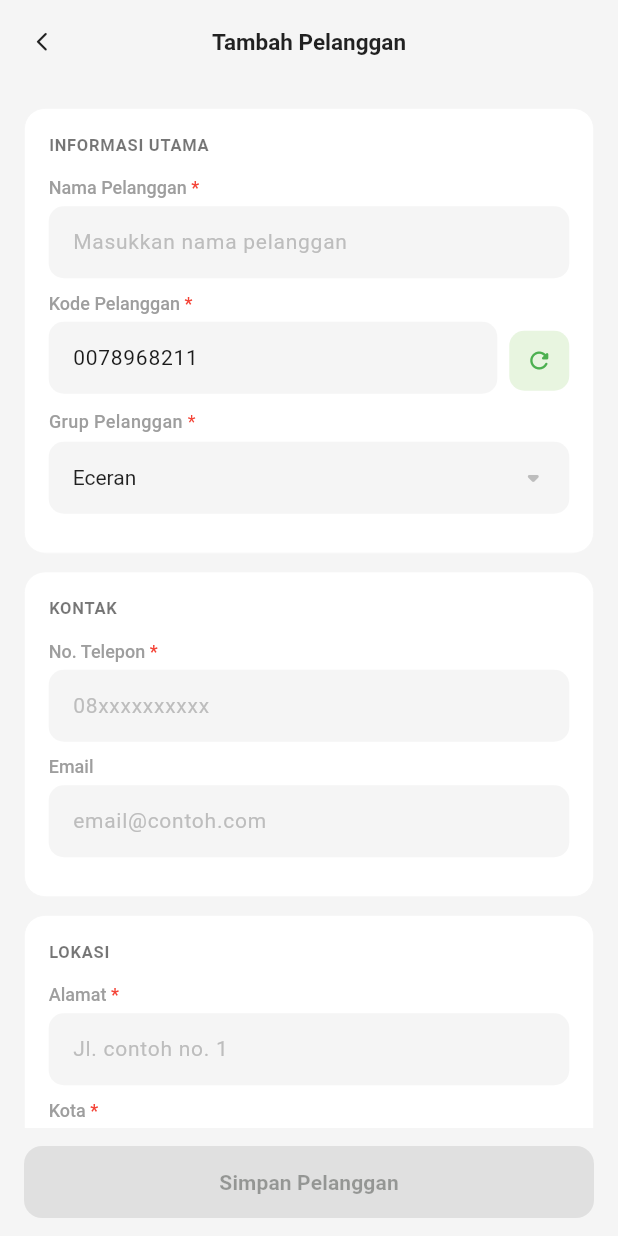
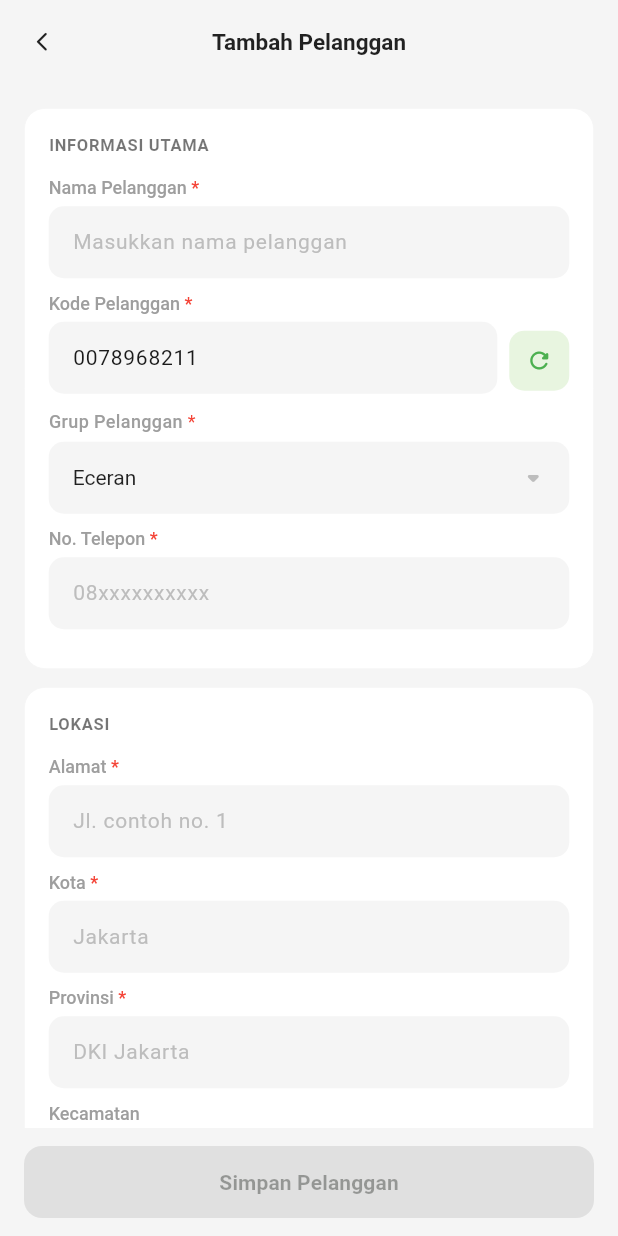
Before and after one commit to nathnia/senkuko-admin, a Flutter app: the CustomerFormPage screen opened by its route, on a phone screen of 412 x 824 dp. Run offline on Flutter 3.47's test engine with Material 3 defaults, Android fonts, the phone set to English and light mode, and no system bars; our stand-ins replace connectivity_plus, file_picker, flutter_dotenv, fluttertoast, get, get_storage and 3 more; missing offline and left inert: excel; accounts and stored records are empty; network calls fail.

Commit message:
remove email field from form, controller, and model

```diff
--- a/lib/features/customers/customer_card.dart
+++ b/lib/features/customers/customer_card.dart
@@ -230,9 +230,6 @@ class _SubInfo extends StatelessWidget {
     if (customer.phone != null && customer.phone!.isNotEmpty) {
       parts.add(customer.phone!);
     }
-    if (customer.email != null && customer.email!.isNotEmpty) {
-      parts.add(customer.email!);
-    }
     if (parts.isEmpty) return const SizedBox.shrink();
     return Text(
       parts.join('  ·  '),
--- a/lib/features/customers/customer_controller.dart
+++ b/lib/features/customers/customer_controller.dart
@@ -26,7 +26,6 @@ class CustomerController extends GetxController {
   final nameC = TextEditingController();
   final codeC = TextEditingController();
   final phoneC = TextEditingController();
-  final emailC = TextEditingController();
   final addressC = TextEditingController();
   final cityC = TextEditingController();
   final regionC = TextEditingController();
@@ -37,7 +36,6 @@ class CustomerController extends GetxController {
   String _snapName = '';
   String _snapCode = '';
   String _snapPhone = '';
-  String _snapEmail = '';
   String _snapAddress = '';
   String _snapCity = '';
   String _snapRegion = '';
@@ -48,7 +46,6 @@ class CustomerController extends GetxController {
     nameC,
     codeC,
     phoneC,
-    emailC,
     addressC,
     cityC,
     regionC,
@@ -140,7 +137,6 @@ class CustomerController extends GetxController {
         nameC.text.trim() != _snapName ||
         codeC.text.trim() != _snapCode ||
         phoneC.text.trim() != _snapPhone ||
-        emailC.text.trim() != _snapEmail ||
         addressC.text.trim() != _snapAddress ||
         cityC.text.trim() != _snapCity ||
         regionC.text.trim() != _snapRegion ||
@@ -183,7 +179,6 @@ class CustomerController extends GetxController {
     _snapName = c.name;
     _snapCode = c.code;
     _snapPhone = c.phone ?? '';
-    _snapEmail = c.email ?? '';
     _snapAddress = c.address ?? '';
     _snapCity = c.city ?? '';
     _snapRegion = c.region ?? '';
@@ -193,7 +188,6 @@ class CustomerController extends GetxController {
     nameC.text = _snapName;
     codeC.text = _snapCode;
     phoneC.text = _snapPhone;
-    emailC.text = _snapEmail;
     addressC.text = _snapAddress;
     cityC.text = _snapCity;
     regionC.text = _snapRegion;
@@ -217,7 +211,6 @@ class CustomerController extends GetxController {
             lower.isEmpty ||
             c.name.toLowerCase().contains(lower) ||
             (c.phone?.toLowerCase().contains(lower) ?? false) ||
-            (c.email?.toLowerCase().contains(lower) ?? false) ||
             c.code.toLowerCase().contains(lower);
         return matchStatus && matchGroup && matchSearch;
       }).toList(),
@@ -327,7 +320,6 @@ class CustomerController extends GetxController {
         'code': codeC.text.trim(),
         'phone': phoneC.text.trim(),
         'customer_group': customerGroup.value.apiValue,
-        if (emailC.text.trim().isNotEmpty) 'email': emailC.text.trim(),
         if (addressC.text.trim().isNotEmpty) 'address': addressC.text.trim(),
         if (cityC.text.trim().isNotEmpty) 'city': cityC.text.trim(),
         if (regionC.text.trim().isNotEmpty) 'region': regionC.text.trim(),
@@ -380,7 +372,6 @@ class CustomerController extends GetxController {
         'code': codeC.text.trim(),
         'phone': phoneC.text.trim(),
         'customer_group': customerGroup.value.apiValue,
-        'email': emailC.text.trim(),
         'address': addressC.text.trim(),
         'city': cityC.text.trim(),
         'region': regionC.text.trim(),
--- a/lib/features/customers/customer_form.dart
+++ b/lib/features/customers/customer_form.dart
@@ -145,28 +145,13 @@ class _CustomerFormPageState extends State<CustomerFormPage> {
                         isRequired: true,
                       ),
                     ),
-                  ],
-                ),
-              ),
-              const SizedBox(height: 12),
 
-              // ── Kontak ────────────────────────────────────────────
-              AppCard(
-                title: 'KONTAK',
-                child: Column(
-                  children: [
                     AppTextField(
                       controller: _c.phoneC,
                       label: 'No. Telepon',
                       hint: '08xxxxxxxxxx',
                       keyboardType: TextInputType.phone,
                       isRequired: true,
-                    ),
-                    AppTextField(
-                      controller: _c.emailC,
-                      label: 'Email',
-                      hint: 'email@contoh.com',
-                      keyboardType: TextInputType.emailAddress,
                     ),
                   ],
                 ),
--- a/lib/features/customers/customer_model.dart
+++ b/lib/features/customers/customer_model.dart
@@ -90,7 +90,6 @@ class CustomerData {
   String code;
   String name;
   String? phone;
-  String? email;
   String? address;
   String? city;
   String? region;
@@ -106,7 +105,6 @@ class CustomerData {
     required this.code,
     required this.name,
     this.phone,
-    this.email,
     this.address,
     this.city,
     this.region,
@@ -125,7 +123,6 @@ class CustomerData {
     code: json["code"] ?? '',
     name: json["name"],
     phone: json["phone"],
-    email: json["email"],
     address: json["address"],
     city: json["city"],
     region: json["region"],
@@ -144,7 +141,6 @@ class CustomerData {
     "code": code,
     "name": name,
     "phone": phone,
-    "email": email,
     "address": address,
     "city": city,
     "region": region,
--- a/lib/features/customers/customer_page.dart
+++ b/lib/features/customers/customer_page.dart
@@ -79,7 +79,7 @@ class _CustomerPageState extends State<CustomerPage>
           child: Padding(
             padding: const EdgeInsets.fromLTRB(16, 0, 16, 0),
             child: AppSearchBar(
-              hintText: 'Cari nama, telepon, atau email...',
+              hintText: 'Cari nama, atau telepon,...',
               onChanged: controller.updateSearch,
             ),
           ),
```
